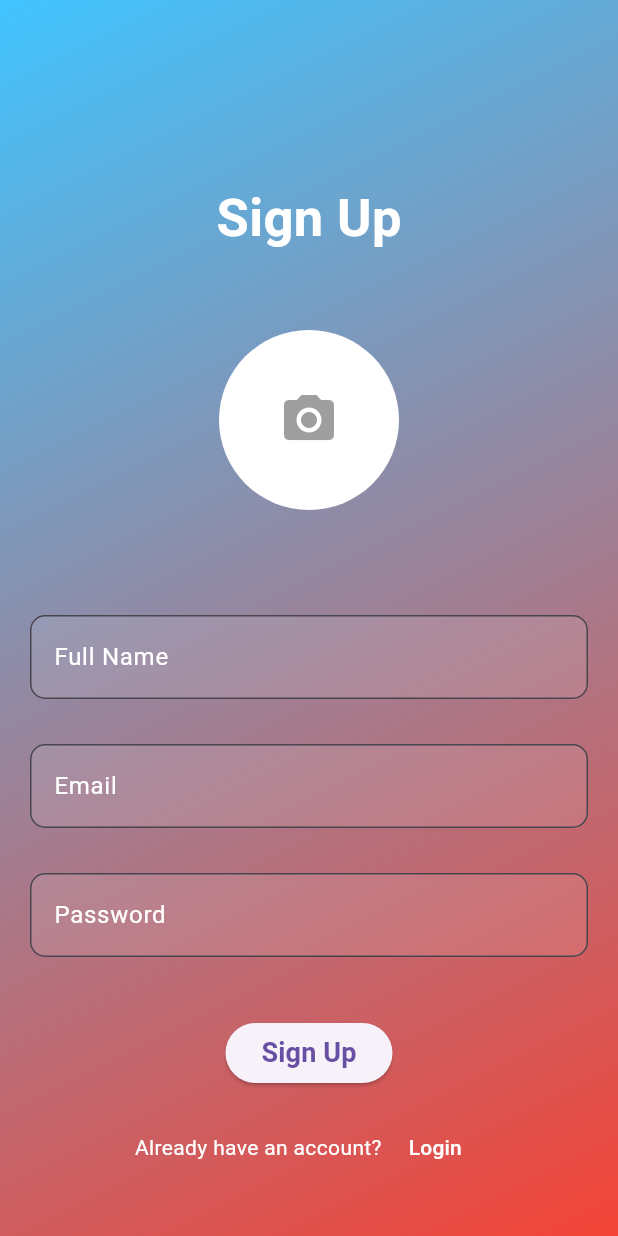
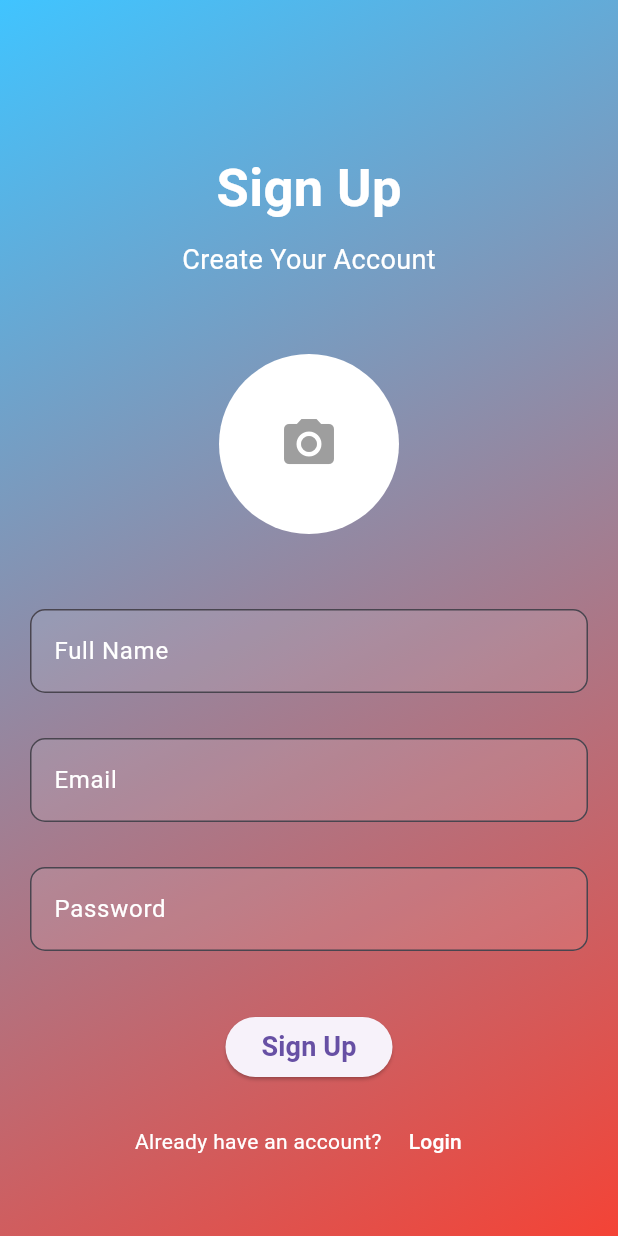
Before and after one commit to Bibekgupta777/lets_go, a Flutter app: the RegistrationView screen opened directly, after a tap on "Login", after a tap on "Create one", on a phone screen of 412 x 824 dp. Run offline on Flutter 3.47's test engine with Material 3 defaults, Android fonts, the phone set to English and light mode, and no system bars; our stand-ins replace bloc, dartz, dio, equatable, flutter_bloc, get_it and 5 more; accounts and stored records are empty; Roboto replaces fonts that are missing (Poppins Regular).

Commit message:
changes the UI

```diff
--- a/lib/features/auth/presentation/view/login_screen.dart
+++ b/lib/features/auth/presentation/view/login_screen.dart
@@ -30,21 +30,28 @@ class LoginView extends StatelessWidget {
             children: [
               // Top Section
               Flexible(
-                flex: 9,
+                flex: 15,
                 fit: FlexFit.tight,
                 child: Column(
                   mainAxisAlignment: MainAxisAlignment.center,
                   children: [
+                    // Login Text
+                    const Text(
+                      'Welcome',
+                      style: TextStyle(
+                        fontSize: 35,
+                        fontWeight: FontWeight.bold,
+                        color: Colors.white,
+                      ),
+                    ),
                     // Logo
                     Image.asset(
                       'assets/images/logo.png',
                       height: 150,
                     ),
                     const SizedBox(height: 30),
-
-                    // Login Text
                     const Text(
-                      'Login',
+                      'Login Page',
                       style: TextStyle(
                         fontSize: 35,
                         fontWeight: FontWeight.bold,
@@ -57,7 +64,7 @@ class LoginView extends StatelessWidget {
 
               // Middle Section
               Flexible(
-                flex: 8,
+                flex: 15,
                 fit: FlexFit.tight,
                 child: Padding(
                   padding: const EdgeInsets.symmetric(horizontal: 25.0),
@@ -166,7 +173,7 @@ class LoginView extends StatelessWidget {
                                 context.read<LoginBloc>().add(
                                       NavigateRegisterScreenEvent(
                                         context: context,
-                                      destination:  RegistrationView(),
+                                        destination: RegistrationView(),
                                       ),
                                     );
                               },
--- a/lib/features/auth/presentation/view/registration_screen.dart
+++ b/lib/features/auth/presentation/view/registration_screen.dart
@@ -101,12 +101,20 @@ class _RegistrationViewState extends State<RegistrationView> {
           ),
           child: Column(
             children: [
-              const SizedBox(height: 120),
+              const SizedBox(height: 100),
               const Text(
                 'Sign Up',
                 style: TextStyle(
                     fontSize: 35,
                     fontWeight: FontWeight.bold,
+                    color: Colors.white),
+              ),
+              const SizedBox(height: 10),
+              const Text(
+                'Create Your Account',
+                style: TextStyle(
+                    fontSize: 18,
+                    fontWeight: FontWeight.normal,
                     color: Colors.white),
               ),
               const SizedBox(height: 50),
@@ -122,7 +130,7 @@ class _RegistrationViewState extends State<RegistrationView> {
                       : null,
                 ),
               ),
-              const SizedBox(height: 70),
+              const SizedBox(height: 50),
               Padding(
                 padding: const EdgeInsets.symmetric(horizontal: 20.0),
                 child: Form(
--- a/lib/features/auth/presentation/view_model/signup/register_bloc.dart
+++ b/lib/features/auth/presentation/view_model/signup/register_bloc.dart
@@ -6,7 +6,6 @@ import 'package:demo_test/features/auth/domain/use_case/upload_image_usecase.dar
 import 'package:equatable/equatable.dart';
 import 'package:flutter/material.dart';
 import 'package:flutter_bloc/flutter_bloc.dart';
-
 
 part 'register_event.dart';
 part 'register_state.dart';
--- a/lib/features/home/presentation/view/bottom_view/profile_view.dart
+++ b/lib/features/home/presentation/view/bottom_view/profile_view.dart
@@ -90,15 +90,15 @@ class _ProfilePageState extends State<ProfilePage> {
                 ],
               ),
             ),
-            const SizedBox(height: 20),
+            const SizedBox(height: 100),
 
             // User Information Fields
             _buildTextField("Name", _nameController, _isEditing),
-            const SizedBox(height: 16),
+            const SizedBox(height: 36),
             _buildTextField("Email", _emailController, _isEditing),
-            const SizedBox(height: 16),
+            const SizedBox(height: 36),
             _buildTextField("Phone Number", _phoneController, _isEditing),
-            const SizedBox(height: 16),
+            const SizedBox(height: 36),
             _buildTextField("Address", _addressController, _isEditing),
             const SizedBox(height: 30),
 
--- a/pubspec.yaml
+++ b/pubspec.yaml
@@ -33,14 +33,20 @@ dependencies:
   smooth_page_indicator: ^1.2.0+3
   icons_plus: ^5.0.0
 
+
+
 dev_dependencies:
   flutter_test:
     sdk: flutter
+
 
   flutter_lints: ^5.0.0
 
   build_runner: ^2.4.14
   hive_generator: ^2.0.1
+  mocktail: ^1.0.4
+  bloc_test: ^9.1.7
+
 
 flutter:
   uses-material-design: true
```
Also changed, not shown: lib/features/home/presentation/view/bottom_view/home_view.dart (line endings or trailing spaces), pubspec.lock, 1 other file. Lines whose indentation alone changed are shown as unchanged.
